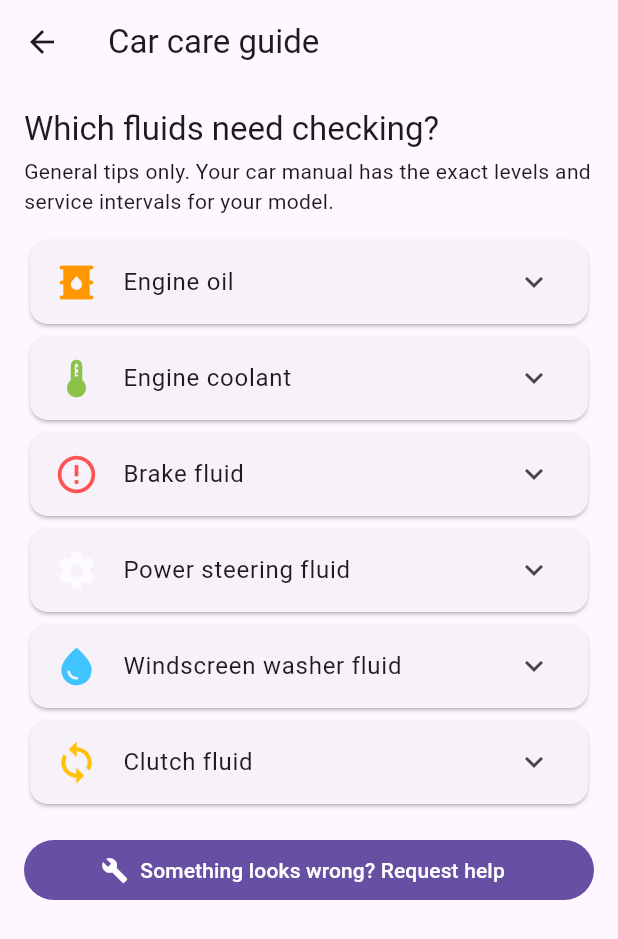
After one commit to tokaaraafat/autoaid-app, a Flutter app: the CustomerHome screen opened directly, after a tap on "Car care guide", on a phone screen of 412 x 824 dp. The commit adds this screen. Shown: the top 939 px of the screen. Run offline on Flutter 3.47's test engine with Material 3 defaults, Android fonts, the phone set to English and light mode, and no system bars; our stand-ins replace cloud_firestore, firebase_auth, firebase_core, flutter_map, geolocator, latlong2; accounts and stored records are empty.

Commit message:
feat: add car care guide (fluids checklist)

```diff
--- /dev/null
+++ b/lib/screens/customer/car_care_screen.dart
@@ -0,0 +1,118 @@
+import 'package:flutter/material.dart';
+
+import '../../core/constants.dart';
+import 'request_form_screen.dart';
+
+class _CareItem {
+  const _CareItem(this.title, this.icon, this.color, this.check, this.warning);
+  final String title;
+  final IconData icon;
+  final Color color;
+  final String check;
+  final String warning;
+}
+
+const List<_CareItem> _items = [
+  _CareItem(
+    'Engine oil',
+    Icons.oil_barrel,
+    Colors.orange,
+    'Check about once a month with the engine off, on level ground. The level '
+        'on the dipstick should sit between the min and max marks.',
+    'Oil warning light, burning smell or knocking noises: stop driving and ask for help.',
+  ),
+  _CareItem(
+    'Engine coolant',
+    Icons.thermostat,
+    Colors.lightGreen,
+    'Look at the coolant reservoir and keep the level between min and max. '
+        'Only open the cap when the engine is completely cold.',
+    'Temperature gauge in the red or steam from the hood: pull over safely and switch the engine off.',
+  ),
+  _CareItem(
+    'Brake fluid',
+    Icons.error_outline,
+    Colors.redAccent,
+    'The reservoir level should be between min and max. Brake fluid ages, so '
+        'replace it as your car manual says.',
+    'Soft or sinking brake pedal, or a brake warning light: do not drive, request towing.',
+  ),
+  _CareItem(
+    'Power steering fluid',
+    Icons.settings,
+    Colors.white70,
+    'Check the reservoir if your car has hydraulic power steering (cars with '
+        'electric steering have no fluid).',
+    'Heavy steering or a whining noise when turning often means low fluid.',
+  ),
+  _CareItem(
+    'Windscreen washer fluid',
+    Icons.water_drop,
+    Colors.lightBlueAccent,
+    'Top up the washer reservoir with proper washer fluid so you can always '
+        'clean the glass.',
+    'Dirty glass with nothing coming out of the jets: refill before you drive at night.',
+  ),
+  _CareItem(
+    'Clutch fluid',
+    Icons.sync,
+    Colors.amber,
+    'Manual cars only. On many cars the clutch shares its reservoir with the '
+        'brake fluid, so check the level there.',
+    'Spongy clutch pedal or difficulty changing gears can mean low fluid or air in the system.',
+  ),
+];
+
+/// "Practical advice related to car maintenance" from the project's feature list.
+class CarCareScreen extends StatelessWidget {
+  const CarCareScreen({super.key});
+
+  @override
+  Widget build(BuildContext context) {
+    return Scaffold(
+      appBar: AppBar(title: const Text('Car care guide')),
+      body: ListView(
+        padding: const EdgeInsets.all(16),
+        children: [
+          Text('Which fluids need checking?',
+              style: Theme.of(context).textTheme.titleLarge),
+          const SizedBox(height: 4),
+          const Text(
+              'General tips only. Your car manual has the exact levels and '
+              'service intervals for your model.'),
+          const SizedBox(height: 12),
+          for (final item in _items)
+            Card(
+              child: ExpansionTile(
+                leading: Icon(item.icon, color: item.color, size: 30),
+                title: Text(item.title),
+                shape: const Border(),
+                collapsedShape: const Border(),
+                childrenPadding: const EdgeInsets.fromLTRB(16, 0, 16, 16),
+                expandedCrossAxisAlignment: CrossAxisAlignment.start,
+                children: [
+                  const Text('What to check',
+                      style: TextStyle(fontWeight: FontWeight.bold)),
+                  Text(item.check),
+                  const SizedBox(height: 8),
+                  const Text('Warning signs',
+                      style: TextStyle(fontWeight: FontWeight.bold)),
+                  Text(item.warning),
+                ],
+              ),
+            ),
+          const SizedBox(height: 16),
+          FilledButton.icon(
+            onPressed: () => Navigator.pushReplacement(
+                context,
+                MaterialPageRoute(
+                    builder: (_) => RequestFormScreen(
+                        initialType: serviceTypes[5].id))),
+            icon: const Icon(Icons.build),
+            label: const Text('Something looks wrong? Request help'),
+          ),
+        ],
+      ),
+    );
+  }
+}
--- a/lib/screens/customer/customer_home.dart
+++ b/lib/screens/customer/customer_home.dart
@@ -8,6 +8,7 @@ import '../../services/app_state.dart';
 import '../../services/firestore_service.dart';
 import '../shared/profile_screen.dart';
 import '../shared/request_detail_screen.dart';
+import 'car_care_screen.dart';
 import 'emergency_screen.dart';
 import 'request_form_screen.dart';
 import 'vehicles_screen.dart';
@@ -121,6 +122,18 @@ class _HomeTab extends StatelessWidget {
               ),
           ],
         ),
+        const SizedBox(height: 12),
+        Card(
+          child: ListTile(
+            leading: Icon(Icons.monitor_heart,
+                color: Theme.of(context).colorScheme.primary),
+            title: const Text('Car care guide'),
+            subtitle: const Text('Which fluids to check, and when'),
+            trailing: const Icon(Icons.chevron_right),
+            onTap: () => Navigator.push(context,
+                MaterialPageRoute(builder: (_) => const CarCareScreen())),
+          ),
+        ),
         const SizedBox(height: 16),
         FilledButton.icon(
           style: FilledButton.styleFrom(
```
